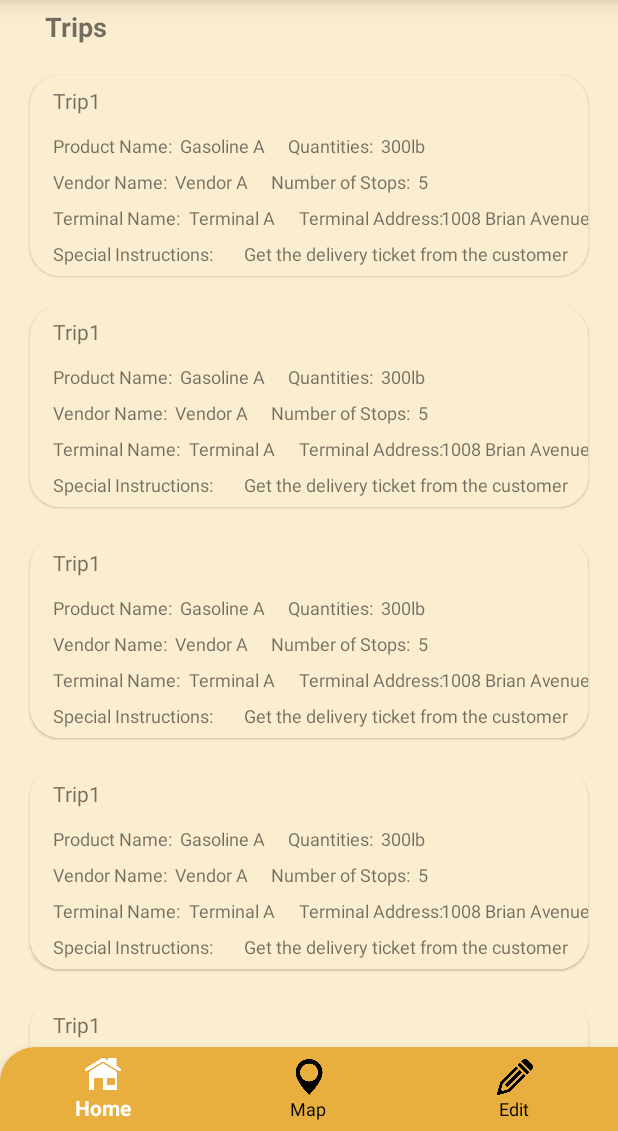
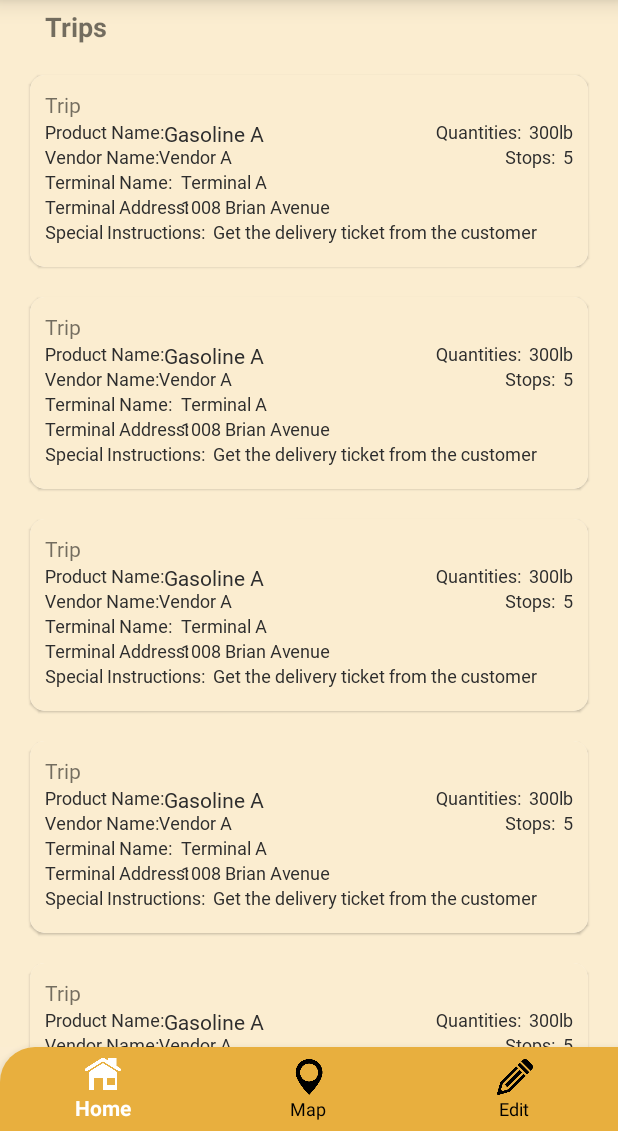
Before and after one commit to Vdhakal/git-set-code, an Android app: the screen it shows after launch (LandingActivity), on a phone screen of 412 x 824 dp, the part 105-1236 px from its top. Run offline under Robolectric (Android 15) with nearby library versions, the phone set to English and light mode, and no system bars; our stand-ins replace navigation-ui.

Commit message:
Trips format

```diff
--- a/app/src/main/res/layout/trip_item.xml
+++ b/app/src/main/res/layout/trip_item.xml
@@ -4,168 +4,182 @@
     android:layout_width="match_parent"
     xmlns:android="http://schemas.android.com/apk/res/android"
     xmlns:app="http://schemas.android.com/apk/res-auto"
-    app:cardCornerRadius="20dp">
+    app:cardCornerRadius="10dp"
+    android:elevation="40dp">
 
-    <androidx.constraintlayout.widget.ConstraintLayout
+    <RelativeLayout
         android:layout_width="match_parent"
         android:layout_height="wrap_content"
+        android:padding="10dp"
         android:background="@color/background_orange">
 
         <TextView
-            android:id="@+id/textView2"
-            android:layout_width="40dp"
-            android:layout_height="21dp"
-            android:layout_marginStart="15dp"
-            android:layout_marginTop="7dp"
-            android:text="Trip1"
-            app:layout_constraintStart_toStartOf="parent"
-            app:layout_constraintTop_toTopOf="parent" />
+            android:id="@+id/title"
+            android:layout_width="wrap_content"
+            android:layout_height="wrap_content"
+            android:text="Trip"
+            android:fontFamily="@font/playfair_semibold"
+            android:textAlignment="textStart"
+            />
 
         <TextView
-            android:id="@+id/textView3"
+            android:id="@+id/label_product_name"
             android:layout_width="wrap_content"
             android:layout_height="wrap_content"
-            android:layout_marginTop="10dp"
             android:text="Product Name:"
             android:textSize="12dp"
-            app:layout_constraintStart_toStartOf="@+id/textView2"
-            app:layout_constraintTop_toBottomOf="@+id/textView2" />
+            android:fontFamily="@font/playfair_normal"
+            android:textColor="#2d2d2d"
+            android:layout_below="@id/title"
+            />
 
         <TextView
-            android:id="@+id/textView4"
+            android:id="@+id/tv_product_name"
             android:layout_width="wrap_content"
             android:layout_height="wrap_content"
-            android:layout_marginStart="5dp"
+            android:fontFamily="@font/playfair_normal"
+            android:textColor="#2d2d2d"
             android:text="Gasoline A"
-            android:textSize="12dp"
-            app:layout_constraintBaseline_toBaselineOf="@+id/textView3"
-            app:layout_constraintStart_toEndOf="@+id/textView3" />
+            android:layout_below="@id/title"
+            android:layout_toRightOf="@id/label_product_name"/>
 
         <TextView
-            android:id="@+id/textView5"
+            android:id="@+id/label_vendor_name"
             android:layout_width="wrap_content"
             android:layout_height="wrap_content"
-            android:layout_marginTop="7dp"
+            android:fontFamily="@font/playfair_normal"
+            android:textColor="#2d2d2d"
             android:text="Vendor Name:"
             android:textSize="12dp"
-            app:layout_constraintStart_toStartOf="@+id/textView3"
-            app:layout_constraintTop_toBottomOf="@+id/textView3" />
+            android:layout_below="@id/label_product_name"/>
 
         <TextView
-            android:id="@+id/textView6"
+            android:id="@+id/tv_vendor_name"
             android:layout_width="wrap_content"
             android:layout_height="wrap_content"
-            android:layout_marginStart="5dp"
+            android:fontFamily="@font/playfair_normal"
+            android:textColor="#2d2d2d"
             android:text="Vendor A"
             android:textSize="12dp"
-            app:layout_constraintBaseline_toBaselineOf="@+id/textView5"
-            app:layout_constraintStart_toEndOf="@+id/textView5" />
+            android:layout_toRightOf="@id/label_vendor_name"
+            android:layout_below="@id/label_product_name"/>
 
         <TextView
-            android:id="@+id/textView7"
+            android:id="@+id/label_terminal_name"
             android:layout_width="wrap_content"
             android:layout_height="wrap_content"
-            android:layout_marginTop="7dp"
+            android:fontFamily="@font/playfair_normal"
+            android:textColor="#2d2d2d"
             android:text="Terminal Name:"
             android:textSize="12dp"
-            app:layout_constraintStart_toStartOf="@+id/textView5"
-            app:layout_constraintTop_toBottomOf="@+id/textView5" />
+            android:layout_below="@id/label_vendor_name"/>
 
         <TextView
-            android:id="@+id/textView8"
+            android:id="@+id/tv_terminal_name"
             android:layout_width="wrap_content"
             android:layout_height="wrap_content"
+            android:fontFamily="@font/playfair_normal"
+            android:textColor="#2d2d2d"
             android:layout_marginStart="5dp"
             android:text="Terminal A"
             android:textSize="12dp"
-            app:layout_constraintBaseline_toBaselineOf="@+id/textView7"
-            app:layout_constraintStart_toEndOf="@+id/textView7" />
+            android:layout_below="@id/label_vendor_name"
+            android:layout_toRightOf="@id/label_terminal_name"/>
 
         <TextView
-            android:id="@+id/textView9"
+            android:id="@+id/label_quantities"
             android:layout_width="wrap_content"
             android:layout_height="wrap_content"
-            android:layout_marginStart="15dp"
+            android:fontFamily="@font/playfair_normal"
+            android:textColor="#2d2d2d"
             android:text="Quantities:"
             android:textSize="12dp"
-            app:layout_constraintBaseline_toBaselineOf="@+id/textView4"
-            app:layout_constraintStart_toEndOf="@+id/textView4" />
+            android:layout_toLeftOf="@id/tv_quantities"
+            android:layout_below="@id/title"
+            />
 
         <TextView
-            android:id="@+id/textView10"
+            android:id="@+id/tv_quantities"
             android:layout_width="wrap_content"
             android:layout_height="wrap_content"
+            android:fontFamily="@font/playfair_normal"
+            android:textColor="#2d2d2d"
             android:layout_marginStart="5dp"
             android:text="300lb"
             android:textSize="12dp"
-            app:layout_constraintBaseline_toBaselineOf="@+id/textView9"
-            app:layout_constraintStart_toEndOf="@+id/textView9" />
+            android:layout_alignParentEnd="true"
+            android:layout_below="@id/title"/>
 
         <TextView
-            android:id="@+id/textView11"
+            android:id="@+id/label_stops"
             android:layout_width="wrap_content"
             android:layout_height="wrap_content"
+            android:fontFamily="@font/playfair_normal"
+            android:textColor="#2d2d2d"
             android:layout_marginStart="15dp"
-            android:text="Number of Stops:"
+            android:text="Stops:"
             android:textSize="12dp"
-            app:layout_constraintBaseline_toBaselineOf="@+id/textView6"
-            app:layout_constraintStart_toEndOf="@+id/textView6" />
+            android:layout_toLeftOf="@id/tv_stops"
+            android:layout_below="@id/tv_quantities" />
 
         <TextView
-            android:id="@+id/textView12"
+            android:id="@+id/tv_stops"
             android:layout_width="wrap_content"
             android:layout_height="wrap_content"
+            android:fontFamily="@font/playfair_normal"
+            android:textColor="#2d2d2d"
             android:layout_marginStart="5dp"
             android:text="5"
             android:textSize="12dp"
-            app:layout_constraintBaseline_toBaselineOf="@+id/textView11"
-            app:layout_constraintStart_toEndOf="@+id/textView11" />
+            android:layout_alignParentEnd="true"
+            android:layout_below="@id/tv_quantities" />
 
         <TextView
-            android:id="@+id/textView13"
+            android:id="@+id/label_terminal_address"
             android:layout_width="wrap_content"
             android:layout_height="wrap_content"
-            android:layout_marginStart="15dp"
+            android:fontFamily="@font/playfair_normal"
+            android:textColor="#2d2d2d"
             android:text="Terminal Address:"
             android:textSize="12dp"
-            app:layout_constraintBaseline_toBaselineOf="@+id/textView8"
-            app:layout_constraintStart_toEndOf="@+id/textView8" />
+            android:layout_below="@id/label_terminal_name"/>
 
         <TextView
-            android:id="@+id/textView14"
+            android:id="@+id/tv_terminal_address"
             android:layout_width="wrap_content"
             android:layout_height="wrap_content"
+            android:fontFamily="@font/playfair_normal"
+            android:textColor="#2d2d2d"
             android:layout_marginStart="5dp"
             android:layout_marginEnd="5dp"
             android:text="1008 Brian Avenue"
             android:textSize="12dp"
-            app:layout_constraintBaseline_toBaselineOf="@+id/textView13"
-            app:layout_constraintEnd_toEndOf="parent"
-            app:layout_constraintStart_toEndOf="@+id/textView13" />
+            android:layout_toRightOf="@id/label_terminal_name"
+            android:layout_below="@id/label_terminal_name"/>
 
         <TextView
-            android:id="@+id/textView15"
-            android:layout_width="114dp"
-            android:layout_height="18dp"
-            android:layout_marginTop="7dp"
+            android:id="@+id/label_special_instructions"
+            android:layout_width="wrap_content"
+            android:layout_height="wrap_content"
+            android:fontFamily="@font/playfair_normal"
+            android:textColor="#2d2d2d"
             android:layout_marginBottom="5dp"
             android:text="Special Instructions:"
             android:textSize="12dp"
-            app:layout_constraintBottom_toBottomOf="parent"
-            app:layout_constraintStart_toStartOf="@+id/textView7"
-            app:layout_constraintTop_toBottomOf="@+id/textView7" />
+            android:layout_below="@id/label_terminal_address"/>
 
         <TextView
-            android:id="@+id/textView16"
+            android:id="@+id/tv_special_instructions"
             android:layout_width="wrap_content"
             android:layout_height="wrap_content"
+            android:fontFamily="@font/playfair_normal"
+            android:textColor="#2d2d2d"
             android:layout_marginStart="5dp"
             android:layout_marginEnd="5dp"
             android:text="Get the delivery ticket from the customer"
             android:textSize="12dp"
-            app:layout_constraintBaseline_toBaselineOf="@+id/textView15"
-            app:layout_constraintEnd_toEndOf="parent"
-            app:layout_constraintStart_toEndOf="@+id/textView15" />
-    </androidx.constraintlayout.widget.ConstraintLayout>
+            android:layout_toRightOf="@id/label_special_instructions"
+            android:layout_below="@id/label_terminal_address"/>
+    </RelativeLayout>
 
 </com.google.android.material.card.MaterialCardView>
```
